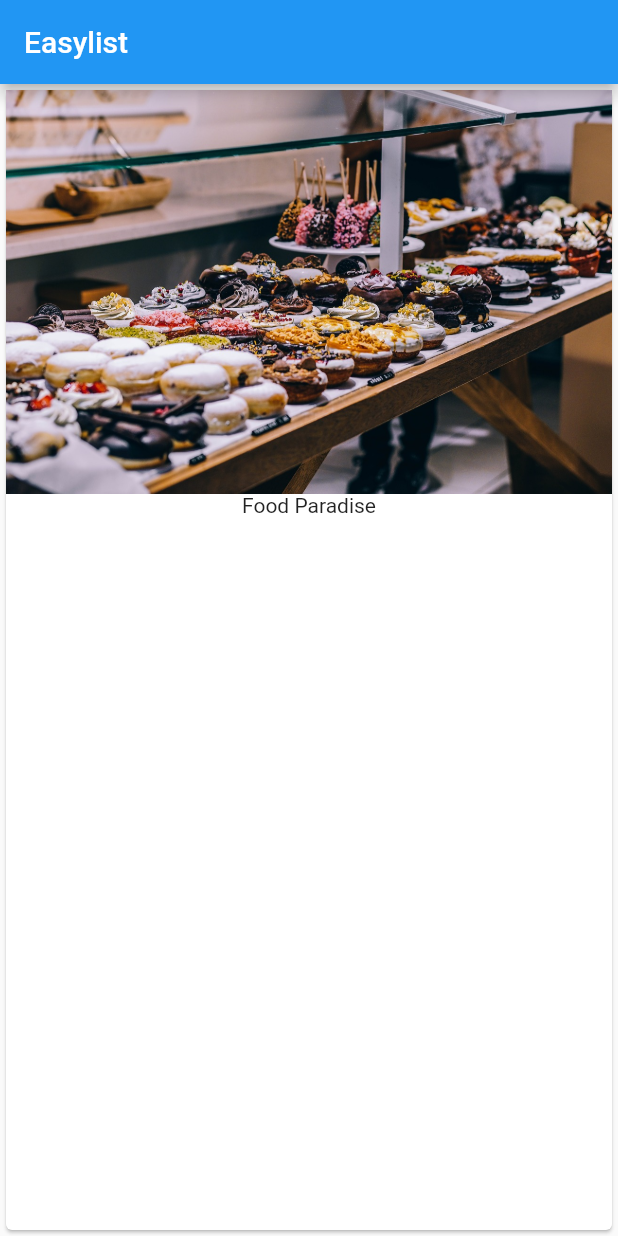
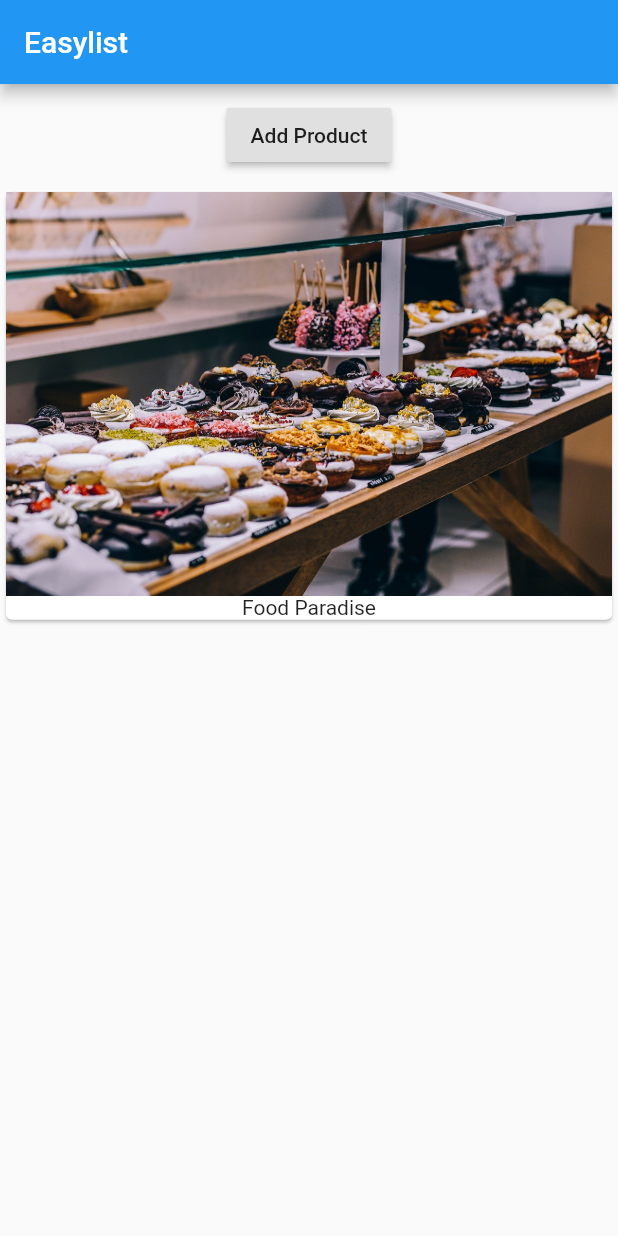
Before and after one commit to RaphaelVasconcelos/flutter_course, a Flutter app: the screen it shows after launch, on a phone screen of 412 x 824 dp. Run offline on Flutter 3.47's test engine with Material 2 defaults, Android fonts, the phone set to English and light mode, and no system bars.

Commit message:
Adicionando um botão ao App

```diff
--- a/lib/main.dart
+++ b/lib/main.dart
@@ -11,7 +11,16 @@ class MyApp extends StatelessWidget {
           appBar: AppBar(
             title: Text('Easylist'),
           ),
-        body: Card(
+          body: Column(
+            children: <Widget>[
+              Container(
+                margin: EdgeInsets.all(10.0),
+                child: RaisedButton(
+                  onPressed: () {},
+                  child: Text('Add Product'),
+                ),
+              ),
+              Card(
                 child: Column(
                   children: <Widget>[
                     Image.asset('assets/food.jpg'),
@@ -19,7 +28,8 @@ class MyApp extends StatelessWidget {
                   ],
                 ),
               ),
-      ),
+            ],
+          )),
     );
   }
 }
```
Lines whose indentation alone changed are shown as unchanged.
